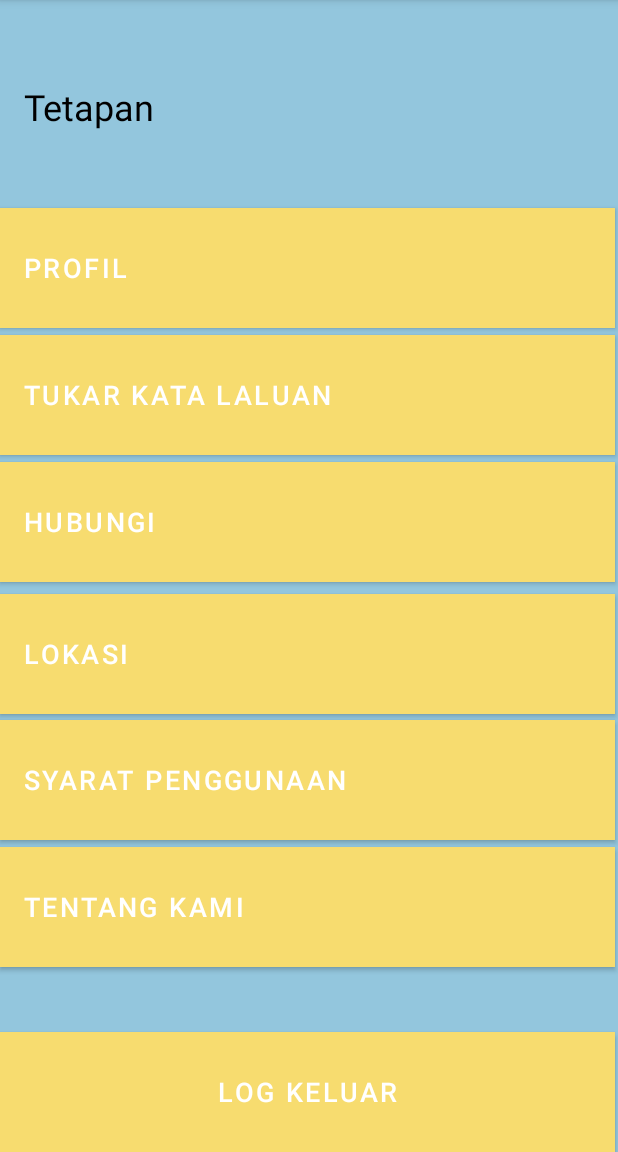
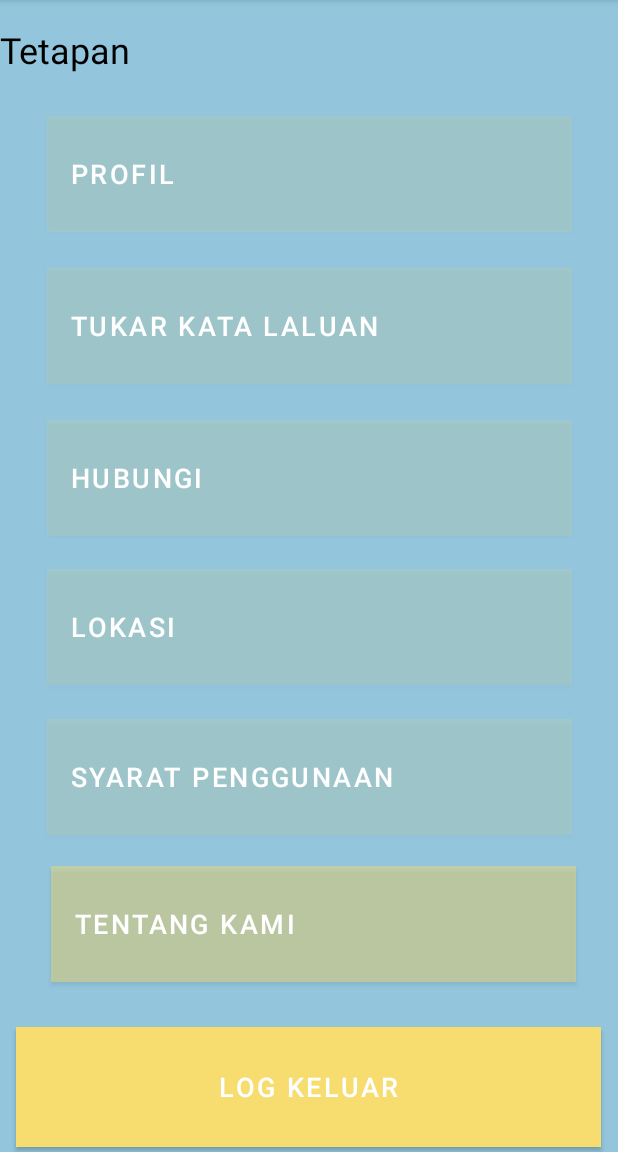
Before and after one commit to Asyknmuhd/InternProject, an Android app: the SettingActivity screen opened directly, with no data from a screen before it, on a phone screen of 412 x 824 dp, the part 84-1236 px from its top. Run offline under Robolectric (Android 15) with nearby library versions, the phone set to English and light mode, and no system bars; our stand-ins replace Firebase (no records; nobody signed in at launch, a user with empty details on screens opened directly).

Commit message:
betulkan ui setting..try n error

```diff
--- a/app/src/main/res/layout/activity_setting.xml
+++ b/app/src/main/res/layout/activity_setting.xml
@@ -17,98 +17,105 @@
         android:textSize="24sp"
         app:layout_constraintBottom_toBottomOf="parent"
         app:layout_constraintEnd_toEndOf="parent"
-        app:layout_constraintHorizontal_bias="0.062"
+        app:layout_constraintHorizontal_bias="0.0"
         app:layout_constraintStart_toStartOf="parent"
         app:layout_constraintTop_toTopOf="parent"
-        app:layout_constraintVertical_bias="0.076" />
+        app:layout_constraintVertical_bias="0.023" />
 
     <Button
         android:id="@+id/buttonabtus"
-        android:layout_width="410dp"
-        android:layout_height="80dp"
-        android:background="#FFFFFF"
-        android:backgroundTint="#741282B5"
+        android:layout_width="350dp"
+        android:layout_height="77dp"
+        android:background="#741282B5"
+        android:backgroundTint="#221282B5"
         android:text="tentang kami"
         android:textAlignment="viewStart"
         android:textSize="18sp"
         app:layout_constraintBottom_toBottomOf="parent"
-        app:layout_constraintEnd_toEndOf="@+id/buttonlogout"
+        app:layout_constraintEnd_toEndOf="parent"
+        app:layout_constraintHorizontal_bias="0.545"
+        app:layout_constraintStart_toStartOf="parent"
         app:layout_constraintTop_toTopOf="parent"
-        app:layout_constraintVertical_bias="0.821" />
+        app:layout_constraintVertical_bias="0.836" />
 
     <Button
         android:id="@+id/buttonhubungi"
-        android:layout_width="410dp"
-        android:layout_height="80dp"
-        android:background="#FFFFFF"
-        android:backgroundTint="#741282B5"
+        android:layout_width="350dp"
+        android:layout_height="77dp"
+        android:background="#221282B5"
+        android:backgroundTint="#221282B5"
         android:text="Hubungi"
         android:textAlignment="viewStart"
         android:textSize="18sp"
         app:layout_constraintBottom_toBottomOf="parent"
-        app:layout_constraintEnd_toEndOf="@+id/buttonlocation"
+        app:layout_constraintEnd_toEndOf="parent"
+        app:layout_constraintStart_toStartOf="parent"
         app:layout_constraintTop_toTopOf="parent"
-        app:layout_constraintVertical_bias="0.448" />
+        app:layout_constraintVertical_bias="0.405" />
 
     <Button
         android:id="@+id/buttontukarpass"
-        android:layout_width="410dp"
-        android:layout_height="80dp"
-        android:background="#FDFDFD"
-        android:backgroundTint="#741282B5"
+        android:layout_width="350dp"
+        android:layout_height="77dp"
+        android:background="#221282B5"
+        android:backgroundTint="#221282B5"
         android:text="Tukar Kata Laluan"
         android:textAlignment="viewStart"
         android:textSize="18sp"
         app:layout_constraintBottom_toBottomOf="parent"
-        app:layout_constraintEnd_toEndOf="@+id/buttonhubungi"
+        app:layout_constraintEnd_toEndOf="parent"
+        app:layout_constraintStart_toStartOf="parent"
         app:layout_constraintTop_toTopOf="parent"
-        app:layout_constraintVertical_bias="0.325" />
+        app:layout_constraintVertical_bias="0.259" />
 
     <Button
         android:id="@+id/buttonprofil"
-        android:layout_width="410dp"
-        android:layout_height="80dp"
-        android:background="#FDFDFD"
-        android:backgroundTint="#741282B5"
+        android:layout_width="350dp"
+        android:layout_height="77dp"
+        android:background="#221282B5"
+        android:backgroundTint="#221282B5"
         android:text="Profil"
         android:textAlignment="viewStart"
         android:textSize="18sp"
         app:layout_constraintBottom_toBottomOf="parent"
-        app:layout_constraintEnd_toEndOf="@+id/buttontukarpass"
+        app:layout_constraintEnd_toEndOf="parent"
+        app:layout_constraintStart_toStartOf="parent"
         app:layout_constraintTop_toTopOf="parent"
-        app:layout_constraintVertical_bias="0.202" />
+        app:layout_constraintVertical_bias="0.112" />
 
     <Button
         android:id="@+id/buttonsyarat"
-        android:layout_width="410dp"
-        android:layout_height="80dp"
-        android:background="#FFFFFF"
-        android:backgroundTint="#741282B5"
+        android:layout_width="350dp"
+        android:layout_height="77dp"
+        android:background="#221282B5"
+        android:backgroundTint="#221282B5"
         android:text="Syarat Penggunaan"
         android:textAlignment="viewStart"
         android:textSize="18sp"
         app:layout_constraintBottom_toBottomOf="parent"
-        app:layout_constraintEnd_toEndOf="@+id/buttonabtus"
+        app:layout_constraintEnd_toEndOf="parent"
+        app:layout_constraintStart_toStartOf="parent"
         app:layout_constraintTop_toTopOf="parent"
-        app:layout_constraintVertical_bias="0.698" />
+        app:layout_constraintVertical_bias="0.694" />
 
     <Button
         android:id="@+id/buttonlocation"
-        android:layout_width="410dp"
-        android:layout_height="80dp"
-        android:background="#FFFFFF"
-        android:backgroundTint="#741282B5"
+        android:layout_width="350dp"
+        android:layout_height="77dp"
+        android:background="#221282B5"
+        android:backgroundTint="#221282B5"
         android:text="Lokasi"
         android:textAlignment="viewStart"
         android:textSize="18sp"
         app:layout_constraintBottom_toBottomOf="parent"
-        app:layout_constraintEnd_toEndOf="@+id/buttonsyarat"
+        app:layout_constraintEnd_toEndOf="parent"
+        app:layout_constraintStart_toStartOf="parent"
         app:layout_constraintTop_toTopOf="parent"
-        app:layout_constraintVertical_bias="0.576" />
+        app:layout_constraintVertical_bias="0.549" />
 
     <Button
         android:id="@+id/buttonlogout"
-        android:layout_width="410dp"
+        android:layout_width="390dp"
         android:layout_height="80dp"
         android:background="#FDFDFD"
         android:backgroundTint="#D7FFC107"
@@ -117,9 +124,9 @@
         android:textSize="18sp"
         app:layout_constraintBottom_toBottomOf="parent"
         app:layout_constraintEnd_toEndOf="parent"
-        app:layout_constraintHorizontal_bias="0.0"
+        app:layout_constraintHorizontal_bias="0.476"
         app:layout_constraintStart_toStartOf="parent"
         app:layout_constraintTop_toTopOf="parent"
-        app:layout_constraintVertical_bias="1.0" />
+        app:layout_constraintVertical_bias="0.995" />
 
 </androidx.constraintlayout.widget.ConstraintLayout>
```
